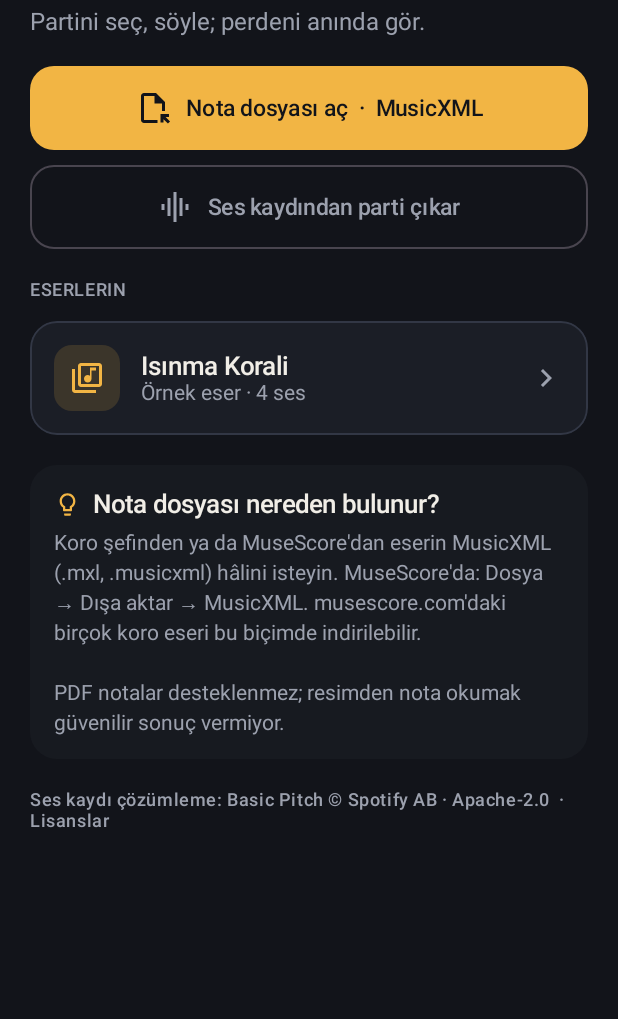
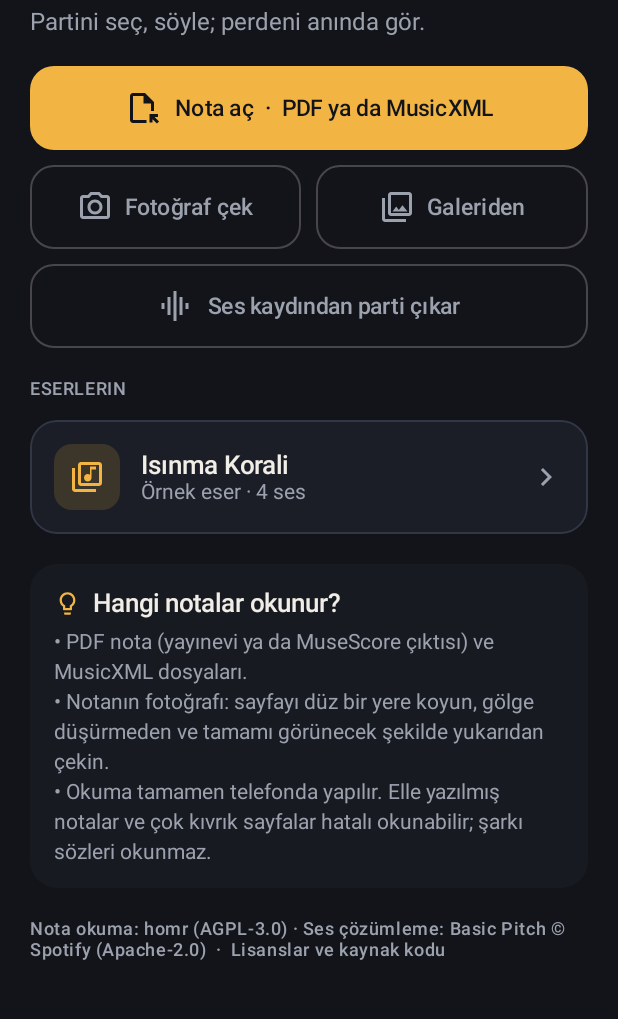
Before and after one commit to iwillcodesomething/nota-uyumu, an Android app built with Jetpack Compose: the screen it shows after launch (MainActivity), on a phone screen of 412 x 824 dp, the part 96-1115 px from its top. Run offline under Robolectric (Android 15) with nearby library versions, the phone set to English and light mode, and no system bars; pictures from the network do not load.

Commit message:
Android: PDF ve fotoğraftan nota okuma; sistem ayırmada yedek yöntem; AGPL lisansı
PDF sayfaları PdfRenderer ile, fotoğraflar EXIF yönüne göre okunur.
Kamera ve galeri (çoklu sayfa) desteği. Modeller APK içinde gelir,
ilk kullanımda dosya sistemine çıkarılır. Proje homr nedeniyle
AGPL-3.0 lisansına geçti; uygulama içinde kaynak koduna bağlantı var.

Co-Authored-By: Claude Opus 5.5 <noreply@anthropic.com>
Claude-Session: https://claude.ai/code/session_01AnLSuNT2rwxrsVwmctTyny

```diff
--- a/app/build.gradle.kts
+++ b/app/build.gradle.kts
@@ -14,8 +14,8 @@ android {
         applicationId = "com.notauyumu.studio"
         minSdk = 26
         targetSdk = 35
-        versionCode = 210
-        versionName = "2.1.0"
+        versionCode = 220
+        versionName = "2.2.0"
         // Yalnızca telefon işlemcileri (ONNX Runtime yerel kitaplıkları APK boyutunu büyütür)
         ndk { abiFilters += listOf("arm64-v8a", "armeabi-v7a") }
     }
@@ -74,4 +74,5 @@ dependencies {
     implementation("androidx.compose.material:material-icons-extended")
     implementation("org.jetbrains.kotlinx:kotlinx-coroutines-android:1.9.0")
     implementation("com.microsoft.onnxruntime:onnxruntime-android:1.20.0")
+    implementation("androidx.exifinterface:exifinterface:1.3.7")
 }
--- a/app/src/main/java/com/notauyumu/studio/ui/LibraryScreen.kt
+++ b/app/src/main/java/com/notauyumu/studio/ui/LibraryScreen.kt
@@ -25,6 +25,8 @@ import androidx.compose.material.icons.outlined.FileOpen
 import androidx.compose.material.icons.outlined.LibraryMusic
 import androidx.compose.material.icons.outlined.Lightbulb
 import androidx.compose.material.icons.outlined.GraphicEq
+import androidx.compose.material.icons.outlined.PhotoCamera
+import androidx.compose.material.icons.outlined.PhotoLibrary
 import androidx.compose.material3.AlertDialog
 import androidx.compose.material3.Button
 import androidx.compose.material3.ButtonDefaults
@@ -63,8 +65,24 @@ fun LibraryScreen(vm: AppViewModel) {
     val audioPicker = rememberLauncherForActivityResult(ActivityResultContracts.OpenDocument()) { uri ->
         if (uri != null) vm.pendingAudio = uri
     }
+    val context = LocalContext.current
+    var photoUri by remember { mutableStateOf<android.net.Uri?>(null) }
+    val camera = rememberLauncherForActivityResult(ActivityResultContracts.TakePicture()) { ok ->
+        val u = photoUri
+        if (ok && u != null) vm.importScanned(listOf(u))
+    }
+    val gallery = rememberLauncherForActivityResult(ActivityResultContracts.PickMultipleVisualMedia(20)) { uris ->
+        if (uris.isNotEmpty()) vm.importScanned(uris)
+    }
+    fun takePhoto() {
+        val dir = java.io.File(context.cacheDir, "photos").apply { mkdirs() }
+        val f = java.io.File(dir, "sayfa-${System.currentTimeMillis()}.jpg")
+        val u = androidx.core.content.FileProvider.getUriForFile(context, context.packageName + ".files", f)
+        photoUri = u
+        camera.launch(u)
+    }
     vm.pendingAudio?.let { uri -> RecordingKindDialog(onDismiss = { vm.pendingAudio = null }) { kind, voices -> vm.importRecording(uri, kind, voices) } }
-    vm.importProgress?.let { (f, label) -> ImportProgressDialog(f, label) }
+    vm.importProgress?.let { (f, label) -> ImportProgressDialog(vm.importTitle, f, label) }
     var showCredits by remember { mutableStateOf(false) }
     if (showCredits) CreditsDialog { showCredits = false }
     LazyColumn(
@@ -88,7 +106,17 @@ fun LibraryScreen(vm: AppViewModel) {
             ) {
                 Icon(Icons.Outlined.FileOpen, null)
                 Spacer(Modifier.width(10.dp))
-                Text("Nota dosyası aç  ·  MusicXML", style = MaterialTheme.typography.labelLarge)
+                Text("Nota aç  ·  PDF ya da MusicXML", style = MaterialTheme.typography.labelLarge)
+            }
+            Spacer(Modifier.height(10.dp))
+            Row(horizontalArrangement = Arrangement.spacedBy(10.dp)) {
+                OutlinedButton(onClick = { takePhoto() }, modifier = Modifier.weight(1f).height(56.dp), shape = RoundedCornerShape(16.dp)) {
+                    Icon(Icons.Outlined.PhotoCamera, null); Spacer(Modifier.width(8.dp)); Text("Fotoğraf çek")
+                }
+                OutlinedButton(
+                    onClick = { gallery.launch(androidx.activity.result.PickVisualMediaRequest(ActivityResultContracts.PickVisualMedia.ImageOnly)) },
+                    modifier = Modifier.weight(1f).height(56.dp), shape = RoundedCornerShape(16.dp),
+                ) { Icon(Icons.Outlined.PhotoLibrary, null); Spacer(Modifier.width(8.dp)); Text("Galeriden") }
             }
             Spacer(Modifier.height(10.dp))
             OutlinedButton(
@@ -109,7 +137,7 @@ fun LibraryScreen(vm: AppViewModel) {
             HelpCard()
             Spacer(Modifier.height(12.dp))
             Text(
-                "Ses kaydı çözümleme: Basic Pitch © Spotify AB · Apache-2.0  ·  Lisanslar",
+                "Nota okuma: homr (AGPL-3.0) · Ses çözümleme: Basic Pitch © Spotify (Apache-2.0)  ·  Lisanslar ve kaynak kodu",
                 style = MaterialTheme.typography.labelMedium, color = Palette.Muted,
                 modifier = Modifier.clickable { showCredits = true }.padding(vertical = 8.dp),
             )
@@ -151,13 +179,13 @@ private fun HelpCard() {
         Row(verticalAlignment = Alignment.CenterVertically) {
             Icon(Icons.Outlined.Lightbulb, null, tint = Palette.Amber, modifier = Modifier.size(18.dp))
             Spacer(Modifier.width(8.dp))
-            Text("Nota dosyası nereden bulunur?", style = MaterialTheme.typography.titleMedium)
+            Text("Hangi notalar okunur?", style = MaterialTheme.typography.titleMedium)
         }
         Spacer(Modifier.height(8.dp))
         Text(
-            "Koro şefinden ya da MuseScore'dan eserin MusicXML (.mxl, .musicxml) hâlini isteyin. " +
-                "MuseScore'da: Dosya → Dışa aktar → MusicXML. musescore.com'daki birçok koro eseri bu biçimde indirilebilir.\n\n" +
-                "PDF notalar desteklenmez; resimden nota okumak güvenilir sonuç vermiyor.",
+            "• PDF nota (yayınevi ya da MuseScore çıktısı) ve MusicXML dosyaları.\n" +
+                "• Notanın fotoğrafı: sayfayı düz bir yere koyun, gölge düşürmeden ve tamamı görünecek şekilde yukarıdan çekin.\n" +
+                "• Okuma tamamen telefonda yapılır. Elle yazılmış notalar ve çok kıvrık sayfalar hatalı okunabilir; şarkı sözleri okunmaz.",
             style = MaterialTheme.typography.bodyMedium, color = Palette.Muted,
         )
     }
@@ -210,16 +238,16 @@ private fun ChoiceRow(title: String, body: String, selected: Boolean, onClick: (
 }
 
 @Composable
-private fun ImportProgressDialog(fraction: Float, label: String) {
+private fun ImportProgressDialog(title: String, fraction: Float, label: String) {
     AlertDialog(
         onDismissRequest = {},
         properties = DialogProperties(dismissOnBackPress = false, dismissOnClickOutside = false),
-        title = { Text("Kayıt çözümleniyor") },
+        title = { Text(title) },
         text = {
             Column(verticalArrangement = Arrangement.spacedBy(10.dp)) {
                 Text("$label…  %${(fraction * 100).toInt()}", style = MaterialTheme.typography.bodyLarge)
                 LinearProgressIndicator(progress = { fraction }, modifier = Modifier.fillMaxWidth(), color = Palette.Amber, trackColor = Palette.Line, drawStopIndicator = {})
-                Text("Uzun kayıtlarda bir iki dakika sürebilir.", style = MaterialTheme.typography.labelMedium, color = Palette.Muted)
+                Text("Uzun kayıtlarda ve çok sayfalı notalarda birkaç dakika sürebilir. İnternet gerekmez.", style = MaterialTheme.typography.labelMedium, color = Palette.Muted)
             }
         },
         confirmButton = {},
@@ -232,7 +260,9 @@ private fun CreditsDialog(onDismiss: () -> Unit) {
     val context = LocalContext.current
     val text = remember {
         runCatching {
-            "Basic Pitch — Spotify AB (Apache License 2.0)\nhttps://github.com/spotify/basic-pitch\n\n" +
+            "Nota Uyumu GNU AGPL-3.0 ile lisanslıdır. Kaynak kodu: https://github.com/iwillcodesomething/nota-uyumu\n\n" +
+                "Nota okuma: homr — AGPL-3.0, https://github.com/liebharc/homr (model ağırlıkları DeepScoresV2, OpenScore Lieder, GrandStaff ve PDMX verileriyle eğitilmiştir)\n\n" +
+                "Basic Pitch — Spotify AB (Apache License 2.0)\nhttps://github.com/spotify/basic-pitch\n\n" +
                 context.assets.open("basic-pitch/NOTICE.txt").bufferedReader().readText() +
                 "\n\nONNX Runtime — Microsoft (MIT License)\n\n" +
                 context.assets.open("basic-pitch/LICENSE.txt").bufferedReader().readText()
--- a/app/src/main/java/com/notauyumu/studio/ui/PieceScreen.kt
+++ b/app/src/main/java/com/notauyumu/studio/ui/PieceScreen.kt
@@ -94,6 +94,10 @@ fun PieceScreen(vm: AppViewModel) {
                 style = MaterialTheme.typography.bodyMedium, color = Palette.Muted,
             )
 
+            if (score.composer == com.notauyumu.core.omr.OmrScoreBuilder.SOURCE_LABEL) Text(
+                "Bu nota otomatik okundu. Tempo nota üzerinden okunamadığı için ♩ = 90 kabul edildi; tempo kaydırıcısıyla ayarlayabilirsin. Bazı notalar hatalı olabilir.",
+                style = MaterialTheme.typography.bodyMedium, color = Palette.Muted,
+            )
             if (rec) Text(
                 "Bu partiler ses kaydından otomatik çıkarıldı. Bazı notalar eksik ya da hatalı olabilir; şüphelendiğin yerde orijinal kaydı dinle.",
                 style = MaterialTheme.typography.bodyMedium, color = Palette.Muted,
--- /dev/null
+++ b/app/src/main/res/xml/file_paths.xml
@@ -0,0 +1,4 @@
+<?xml version="1.0" encoding="utf-8"?>
+<paths>
+    <cache-path name="photos" path="photos/" />
+</paths>
--- a/core/src/main/kotlin/com/notauyumu/core/omr/OmrScoreBuilder.kt
+++ b/core/src/main/kotlin/com/notauyumu/core/omr/OmrScoreBuilder.kt
@@ -13,6 +13,7 @@ import com.notauyumu.core.VoiceLine
  */
 object OmrScoreBuilder {
     const val DEFAULT_BPM = 90.0
+    const val SOURCE_LABEL = "PDF / fotoğraftan okundu"
 
     private class Ev(val startQ: Double, val durQ: Double, val midi: Int)
     private class StaffMeasure(val events: MutableList<Ev> = ArrayList(), var lengthQ: Double = 0.0, var empty: Int = 0)
@@ -139,6 +140,6 @@ object OmrScoreBuilder {
                 lines += VoiceLine("omr-$pi", partName, partName, notes)
             }
         }
-        return Score(title, "PDF'ten okundu", lines, measures, bpm)
+        return Score(title, SOURCE_LABEL, lines, measures, bpm)
     }
 }
```
Also changed, not shown: app/src/main/AndroidManifest.xml (+11 -0 lines), app/src/main/java/com/notauyumu/studio/data/Library.kt (+52 -7 lines), app/src/main/java/com/notauyumu/studio/data/PageLoader.kt (added, +96 -0 lines), app/src/main/java/com/notauyumu/studio/ui/AppViewModel.kt (+38 -1 lines), core/src/main/kotlin/com/notauyumu/core/omr/StaffFinder.kt (+21 -0 lines), 4 other files.
